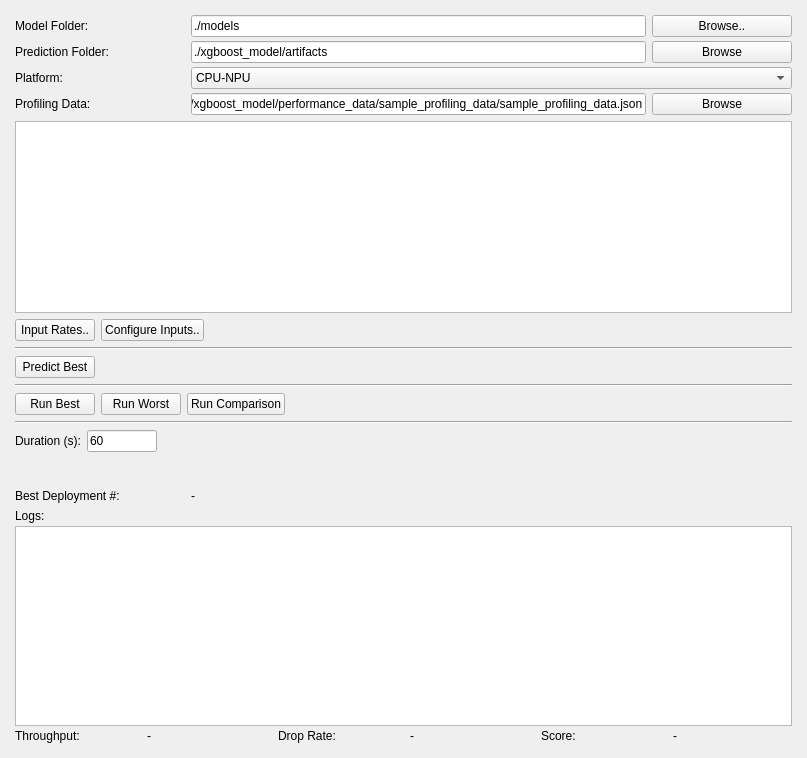
The window that best_deploy_finder_executor.ui (misunyu/multimodel-scheduling) describes before a commit, drawn with Qt 5.
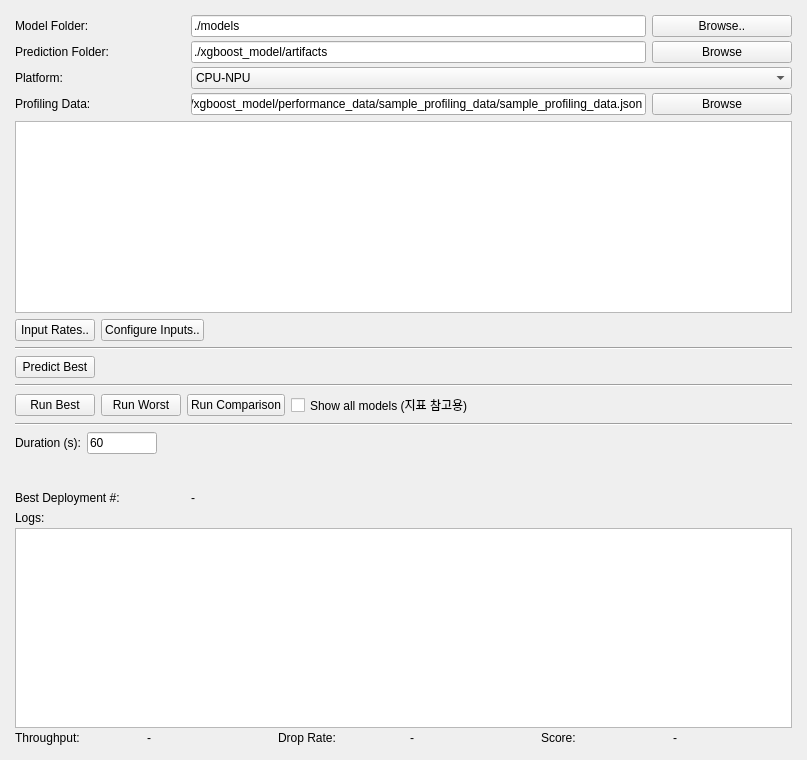
The same window after the commit.

Commit message: Fold the info window into the display, and add a mid-run "show all models" mode

```diff
--- a/best_deploy_finder_executor.ui
+++ b/best_deploy_finder_executor.ui
@@ -326,6 +326,16 @@
           </property>
          </widget>
         </item>
+        <item>
+         <widget class="QCheckBox" name="show_all_checkbox">
+          <property name="toolTip">
+           <string>Render every running model in the display (exhibition mode). Can be changed while a run is going. Rendering the extra views costs CPU, so the figures are for reference only.</string>
+          </property>
+          <property name="text">
+           <string>Show all models (지표 참고용)</string>
+          </property>
+         </widget>
+        </item>
         <item>
          <spacer name="run_row_spacer">
           <property name="orientation">
```
The commit also changes 24 other files.
